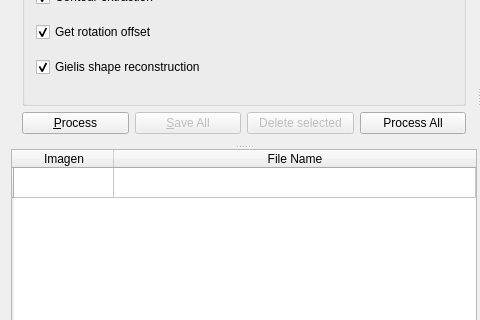
Old version of the form project/c++/gui/gui.ui in the repository GVallicrosa/vibot6-mscv3-se; both pictures show x 0 to 480 and y 227 to 547 of the 745 by 649 pixel window.
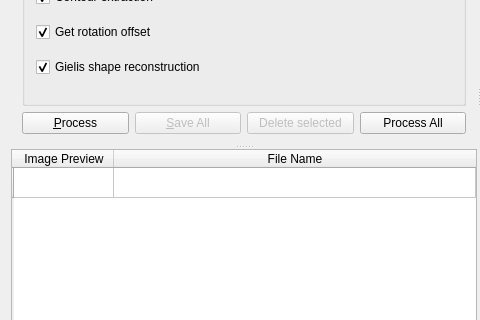
New version of the form. Icons and pictures are not drawn.

Commit message: [Minor] Image/Filename List UI: Changed the header title from "Imagen" to "Image Preview"

```diff
--- a/project/c++/gui/gui.ui
+++ b/project/c++/gui/gui.ui
@@ -243,7 +243,7 @@
         </row>
         <column>
          <property name="text">
-          <string>Imagen</string>
+          <string>Image Preview</string>
          </property>
          <property name="textAlignment">
           <set>AlignHCenter|AlignVCenter|AlignCenter</set>
```
Left out of the diff: 2 changed lines with no effect on the pictures.
